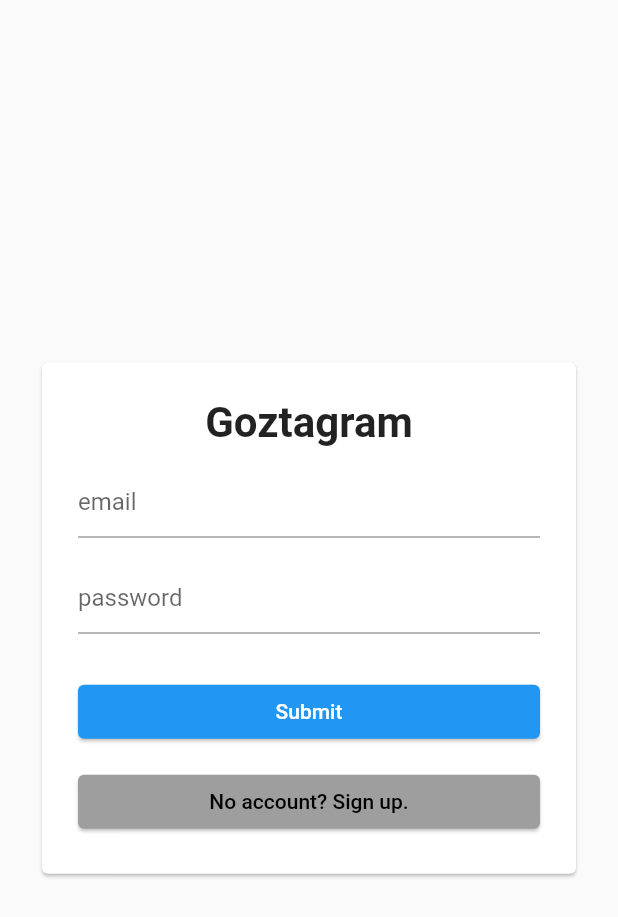
After one commit to kcsarith/flutter_instagram_clone, a Flutter app: the LoginScreen screen opened by its route, on a phone screen of 412 x 824 dp. The commit adds this screen. Shown: the top 917 px of the screen. Run offline on Flutter 3.47's test engine with Material 2 defaults, Android fonts, the phone set to English and light mode, and no system bars; our stand-ins replace bloc, cloud_firestore, equatable, firebase_auth, firebase_core, flutter_bloc; missing offline and left inert: cloud_firestore_web, firebase_analytics_web, firebase_auth_web, firebase_core_web, firebase_storage_web; accounts and stored records are empty.

Commit message:
Add login and nav screens

```diff
--- a/lib/config/custom_router.dart
+++ b/lib/config/custom_router.dart
@@ -14,6 +14,10 @@ class CustomRouter {
         );
       case SplashScreen.routeName:
         return SplashScreen.route();
+      case LoginScreen.routeName:
+        return LoginScreen.route();
+      case NavScreen.routeName:
+        return NavScreen.route();
       default:
         return _errorRoute();
     }
--- /dev/null
+++ b/lib/screens/login/login_screen.dart
@@ -0,0 +1,106 @@
+import 'package:flutter/material.dart';
+
+class LoginScreen extends StatelessWidget {
+  static const String routeName = '/login';
+
+  static Route route() {
+    return PageRouteBuilder(
+        settings: const RouteSettings(name: routeName),
+        transitionDuration: const Duration(seconds: 0),
+        pageBuilder: (BuildContext context, Animation<double> animDouble1,
+            Animation<double> animDouble2) {
+          return LoginScreen();
+        });
+  }
+
+  final GlobalKey<FormState> _formKey = GlobalKey<FormState>();
+  @override
+  Widget build(BuildContext context) {
+    return WillPopScope(
+      onWillPop: () async {
+        return false;
+      },
+      child: GestureDetector(
+        onTap: () => FocusScope.of(context).unfocus(),
+        child: Scaffold(
+          resizeToAvoidBottomInset: false,
+          body: Center(
+              child: Padding(
+            padding: const EdgeInsets.all(24.0),
+            child: Card(
+                color: Colors.white,
+                child: Padding(
+                  padding: const EdgeInsets.all(24.0),
+                  child: Form(
+                    key: _formKey,
+                    child: Column(
+                      mainAxisAlignment: MainAxisAlignment.center,
+                      crossAxisAlignment: CrossAxisAlignment.stretch,
+                      mainAxisSize: MainAxisSize.min,
+                      children: <Widget>[
+                        Text(
+                          'Goztagram',
+                          style: TextStyle(
+                            fontSize: 28.0,
+                            fontWeight: FontWeight.bold,
+                          ),
+                          textAlign: TextAlign.center,
+                        ),
+                        const SizedBox(height: 12.0),
+                        TextFormField(
+                          decoration: InputDecoration(hintText: 'email'),
+                          onChanged: (value) {
+                            return print(value);
+                          },
+                          validator: (value) {
+                            return !value.contains('@')
+                                ? 'Please enter a valid email.'
+                                : null;
+                          },
+                        ),
+                        const SizedBox(height: 16.0),
+                        TextFormField(
+                          decoration: InputDecoration(hintText: 'password'),
+                          onChanged: (value) {
+                            return print(value);
+                          },
+                          validator: (value) {
+                            return value.length < 6
+                                ? 'Must be at least 6 characters.'
+                                : null;
+                          },
+                        ),
+                        const SizedBox(height: 28.0),
+                        ElevatedButton(
+                          onPressed: () => print('Login'),
+                          child: Text(
+                            'Submit',
+                            style: TextStyle(color: Colors.white),
+                          ),
+                          style: ElevatedButton.styleFrom(
+                            primary: Theme.of(context).primaryColor,
+                            elevation: 1.0,
+                          ),
+                        ),
+                        const SizedBox(height: 12.0),
+                        ElevatedButton(
+                          onPressed: () => print('Navigate to signup screen'),
+                          child: Text(
+                            'No account? Sign up.',
+                            style: TextStyle(color: Colors.black),
+                          ),
+                          style: ElevatedButton.styleFrom(
+                            primary: Colors.grey,
+                            elevation: 1.0,
+                          ),
+                        ),
+                      ],
+                    ),
+                  ),
+                )),
+          )),
+        ),
+      ),
+    );
+  }
+}
--- a/lib/screens/screens.dart
+++ b/lib/screens/screens.dart
@@ -1 +1,3 @@
 export 'splash/splash_screen.dart';
+export 'nav/nav_screen.dart';
+export 'login/login_screen.dart';
```
Also changed, not shown: lib/main.dart (+20 -1 lines), lib/screens/nav/nav_screen.dart (added, +22 -0 lines).
